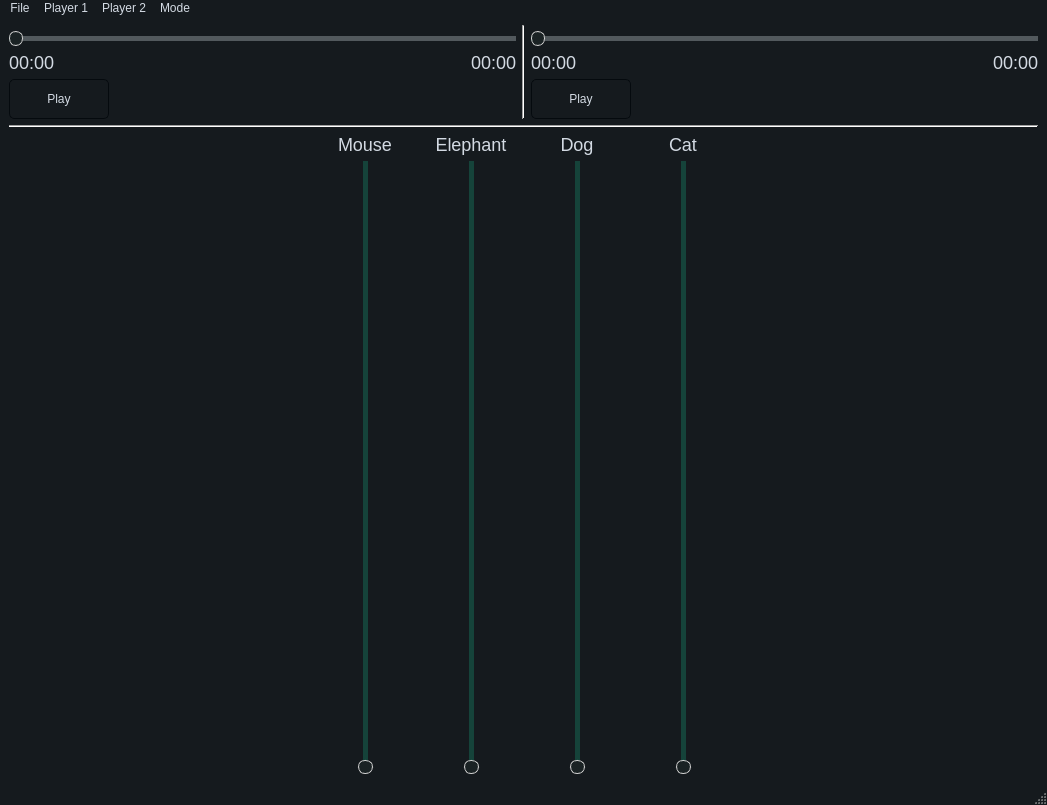
Above: views/mainwindow.ui from ossama971/signal_equalizer_studio before the change. Below: the same form after it.
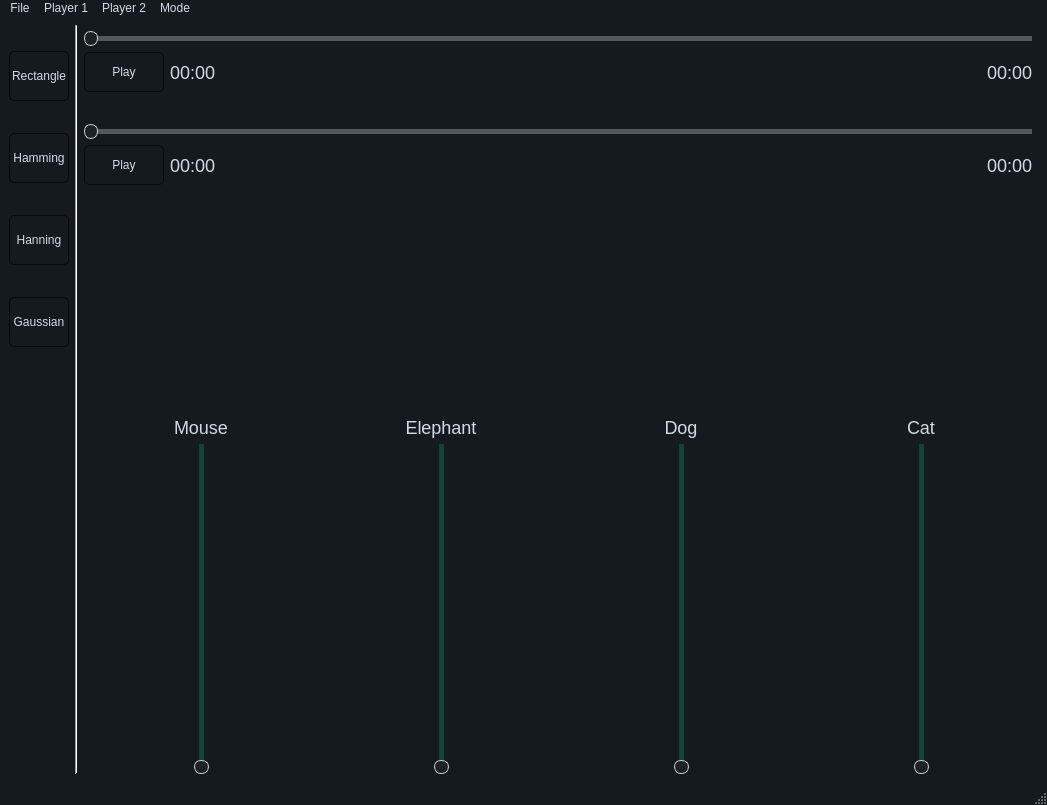
That is the form after the change. Custom widgets are drawn as their Qt base class.

```diff
--- a/views/mainwindow.ui
+++ b/views/mainwindow.ui
@@ -458,9 +458,93 @@
 }</string>
   </property>
   <widget class="QWidget" name="centralwidget">
+   <layout class="QHBoxLayout" name="horizontalLayout_7">
+    <item>
    <layout class="QVBoxLayout" name="verticalLayout_4">
+      <property name="sizeConstraint">
+       <enum>QLayout::SetMinimumSize</enum>
+      </property>
     <item>
-     <layout class="QHBoxLayout" name="horizontalLayout">
+       <widget class="QPushButton" name="rectangle_button">
+        <property name="minimumSize">
+         <size>
+          <width>0</width>
+          <height>50</height>
+         </size>
+        </property>
+        <property name="text">
+         <string>Rectangle</string>
+        </property>
+       </widget>
+      </item>
+      <item>
+       <widget class="QPushButton" name="hamming_button">
+        <property name="minimumSize">
+         <size>
+          <width>0</width>
+          <height>50</height>
+         </size>
+        </property>
+        <property name="text">
+         <string>Hamming</string>
+        </property>
+       </widget>
+      </item>
+      <item>
+       <widget class="QPushButton" name="hanning_button">
+        <property name="minimumSize">
+         <size>
+          <width>0</width>
+          <height>50</height>
+         </size>
+        </property>
+        <property name="text">
+         <string>Hanning</string>
+        </property>
+       </widget>
+      </item>
+      <item>
+       <widget class="QPushButton" name="gaussian_button">
+        <property name="minimumSize">
+         <size>
+          <width>0</width>
+          <height>50</height>
+         </size>
+        </property>
+        <property name="text">
+         <string>Gaussian</string>
+        </property>
+       </widget>
+      </item>
+      <item>
+       <spacer name="verticalSpacer">
+        <property name="orientation">
+         <enum>Qt::Vertical</enum>
+        </property>
+        <property name="sizeType">
+         <enum>QSizePolicy::Fixed</enum>
+        </property>
+        <property name="sizeHint" stdset="0">
+         <size>
+          <width>20</width>
+          <height>400</height>
+         </size>
+        </property>
+       </spacer>
+      </item>
+     </layout>
+    </item>
+    <item>
+     <widget class="Line" name="line">
+      <property name="orientation">
+       <enum>Qt::Vertical</enum>
+      </property>
+     </widget>
+    </item>
+    <item>
+     <layout class="QVBoxLayout" name="verticalLayout_9">
+      <item>
+       <layout class="QHBoxLayout" name="horizontalLayout_6">
       <item>
        <layout class="QVBoxLayout" name="verticalLayout">
         <item>
@@ -488,6 +572,25 @@
         </item>
         <item>
          <layout class="QHBoxLayout" name="horizontalLayout_9">
+            <item>
+             <widget class="QPushButton" name="input_play_button">
+              <property name="minimumSize">
+               <size>
+                <width>0</width>
+                <height>40</height>
+               </size>
+              </property>
+              <property name="maximumSize">
+               <size>
+                <width>80</width>
+                <height>16777215</height>
+               </size>
+              </property>
+              <property name="text">
+               <string>Play</string>
+              </property>
+             </widget>
+            </item>
           <item>
            <widget class="QLabel" name="current_input_time">
             <property name="text">
@@ -509,25 +612,6 @@
         </item>
         <item>
          <layout class="QHBoxLayout" name="horizontalLayout_2">
-          <item>
-           <widget class="QPushButton" name="input_play_button">
-            <property name="minimumSize">
-             <size>
-              <width>100</width>
-              <height>40</height>
-             </size>
-            </property>
-            <property name="maximumSize">
-             <size>
-              <width>16777215</width>
-              <height>16777215</height>
-             </size>
-            </property>
-            <property name="text">
-             <string>Play</string>
-            </property>
-           </widget>
-          </item>
           <item>
            <spacer name="horizontalSpacer">
             <property name="orientation">
@@ -546,12 +630,25 @@
        </layout>
       </item>
       <item>
-       <widget class="Line" name="line_2">
-        <property name="orientation">
-         <enum>Qt::Vertical</enum>
+         <widget class="PlotWidget" name="input_spectrogram_graph" native="true">
+          <property name="minimumSize">
+           <size>
+            <width>0</width>
+            <height>0</height>
+           </size>
+          </property>
+          <property name="maximumSize">
+           <size>
+            <width>16777215</width>
+            <height>16777215</height>
+           </size>
         </property>
        </widget>
       </item>
+       </layout>
+      </item>
+      <item>
+       <layout class="QHBoxLayout" name="horizontalLayout">
       <item>
        <layout class="QVBoxLayout" name="verticalLayout_2">
         <item>
@@ -579,6 +676,25 @@
         </item>
         <item>
          <layout class="QHBoxLayout" name="horizontalLayout_4">
+            <item>
+             <widget class="QPushButton" name="output_play_button">
+              <property name="minimumSize">
+               <size>
+                <width>0</width>
+                <height>40</height>
+               </size>
+              </property>
+              <property name="maximumSize">
+               <size>
+                <width>80</width>
+                <height>16777215</height>
+               </size>
+              </property>
+              <property name="text">
+               <string>Play</string>
+              </property>
+             </widget>
+            </item>
           <item>
            <widget class="QLabel" name="current_output_time">
             <property name="text">
@@ -600,25 +716,6 @@
         </item>
         <item>
          <layout class="QHBoxLayout" name="horizontalLayout_3">
-          <item>
-           <widget class="QPushButton" name="output_play_button">
-            <property name="minimumSize">
-             <size>
-              <width>100</width>
-              <height>40</height>
-             </size>
-            </property>
-            <property name="maximumSize">
-             <size>
-              <width>16777215</width>
-              <height>16777215</height>
-             </size>
-            </property>
-            <property name="text">
-             <string>Play</string>
-            </property>
-           </widget>
-          </item>
           <item>
            <spacer name="horizontalSpacer_2">
             <property name="orientation">
@@ -636,23 +733,32 @@
         </item>
        </layout>
       </item>
-     </layout>
-    </item>
     <item>
-     <widget class="Line" name="line">
-      <property name="orientation">
-       <enum>Qt::Horizontal</enum>
-      </property>
-     </widget>
-    </item>
-    <item>
-     <layout class="QHBoxLayout" name="spectograms_container" stretch="2,1,2">
-      <item>
-       <widget class="PlotWidget" name="input_spectrogram_graph" native="true">
+         <widget class="PlotWidget" name="output_spectrogram_graph" native="true">
         <property name="minimumSize">
          <size>
           <width>0</width>
           <height>0</height>
+           </size>
+          </property>
+          <property name="maximumSize">
+           <size>
+            <width>16777215</width>
+            <height>16777215</height>
+           </size>
+          </property>
+         </widget>
+        </item>
+       </layout>
+      </item>
+      <item>
+       <layout class="QVBoxLayout" name="verticalLayout_3">
+        <item>
+         <widget class="PlotWidget" name="frequency_graph" native="true">
+          <property name="minimumSize">
+           <size>
+            <width>0</width>
+            <height>200</height>
          </size>
         </property>
         <property name="maximumSize">
@@ -811,21 +917,7 @@
         </item>
        </layout>
       </item>
-      <item>
-       <widget class="PlotWidget" name="output_spectrogram_graph" native="true">
-        <property name="minimumSize">
-         <size>
-          <width>0</width>
-          <height>0</height>
-         </size>
-        </property>
-        <property name="maximumSize">
-         <size>
-          <width>16777215</width>
-          <height>16777215</height>
-         </size>
-        </property>
-       </widget>
+       </layout>
       </item>
      </layout>
     </item>
```
Lines whose indentation alone changed are shown as unchanged.
